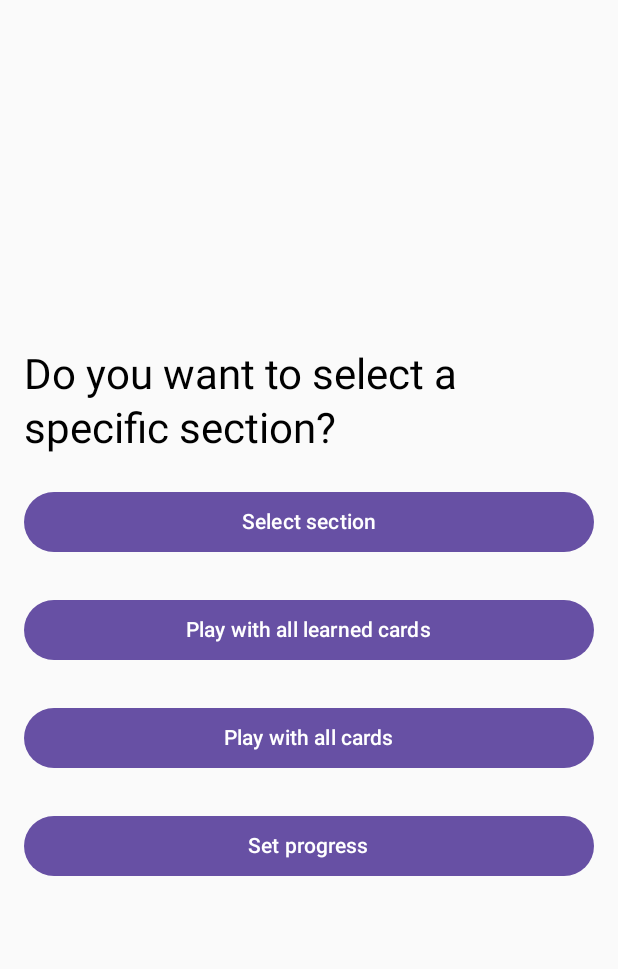
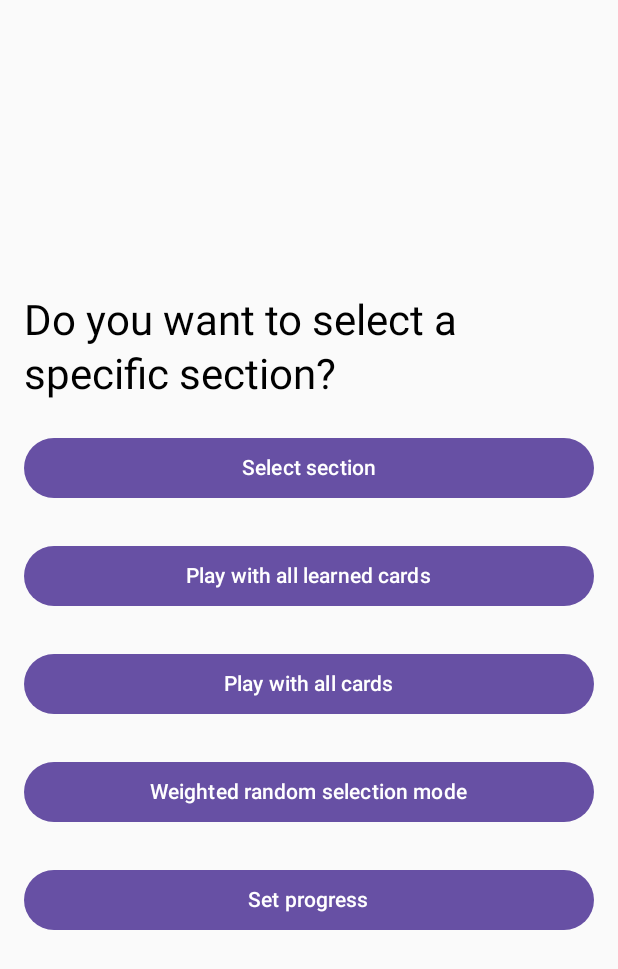
Before and after one commit to Thomas-Manzoni/Memory, an Android app built with Jetpack Compose: the screen it shows after launch (MainActivity), after a tap on "Play", on a phone screen of 412 x 824 dp. Shown: the top 969 px of the screen. Run offline under Robolectric (Android 15) with nearby library versions, the phone set to English and light mode, and no system bars; our stand-ins replace Room's generated code.

Commit message:
Fixed random pick

```diff
--- a/app/src/main/java/com/example/memory/MainActivity.kt
+++ b/app/src/main/java/com/example/memory/MainActivity.kt
@@ -7,7 +7,7 @@ import androidx.lifecycle.viewmodel.compose.viewModel
 import androidx.navigation.compose.NavHost
 import androidx.navigation.compose.composable
 import androidx.navigation.compose.rememberNavController
-import com.example.memory.ui.FlashcardScreen
+import com.example.memory.ui.FlashcardListScreen
 import com.example.memory.ui.PlayScreen
 import com.example.memory.ui.PlayOptionsMenu
 import com.example.memory.ui.UnitSelectionMenu
@@ -88,7 +88,7 @@ class MainActivity : ComponentActivity() {
                 composable("flashcard_screen/{unit}") { backStackEntry ->
                     val unitIndex = backStackEntry.arguments?.getString("unit")?.toIntOrNull() ?: 0
                     viewModelPlay.selectUnitExercise(unitIndex)
-                    FlashcardScreen(viewModelPlay)
+                    FlashcardListScreen(viewModelPlay)
                 }
             }
         }
--- a/app/src/main/java/com/example/memory/data/dao/FlashcardInsightDao.kt
+++ b/app/src/main/java/com/example/memory/data/dao/FlashcardInsightDao.kt
@@ -9,6 +9,9 @@ interface FlashcardInsightDao {
     @Insert(onConflict = OnConflictStrategy.REPLACE)
     suspend fun insertInsight(insight: FlashcardInsight)
 
+    @Insert(onConflict = OnConflictStrategy.REPLACE)
+    suspend fun insertInsights(insights: List<FlashcardInsight>)
+
     @Query("SELECT * FROM flashcard_insights WHERE flashcardId = :id")
     suspend fun getInsight(id: String): FlashcardInsight?
 
@@ -17,4 +20,25 @@ interface FlashcardInsightDao {
 
     @Update
     suspend fun updateInsight(insight: FlashcardInsight)
+
+    @Query("""
+    SELECT flashcardId,
+           mistakeWeight,
+           (randPart + mistakeWeight) AS score
+    FROM (
+        SELECT flashcardId,
+               (ABS(RANDOM()) % 1000000) / 10000.0 AS randPart,
+               (1 + lastSwipe) * 10 AS mistakeWeight
+        FROM flashcard_insights
+    )
+    ORDER BY score DESC
+    LIMIT 10
+    """)
+    suspend fun debugWeightedPicks(): List<DebugPick>
 }
+
+data class DebugPick(
+    val flashcardId: String,
+    val mistakeWeight: Double,
+    val score: Double
+)
--- a/app/src/main/java/com/example/memory/data/database/AppDatabase.kt
+++ b/app/src/main/java/com/example/memory/data/database/AppDatabase.kt
@@ -2,10 +2,25 @@ package com.example.memory.data.database
 
 import androidx.room.Database
 import androidx.room.RoomDatabase
+import androidx.room.migration.Migration
+import androidx.sqlite.db.SupportSQLiteDatabase
 import com.example.memory.data.entity.FlashcardInsight
 import com.example.memory.data.dao.FlashcardInsightDao
 
-@Database(entities = [FlashcardInsight::class], version = 2, exportSchema = false)
+@Database(entities = [FlashcardInsight::class], version = 4, exportSchema = false)
 abstract class AppDatabase : RoomDatabase() {
     abstract fun flashcardInsightDao(): FlashcardInsightDao
 }
+
+val MIGRATION_2_3 = object : Migration(2, 3) {
+    override fun migrate(db: SupportSQLiteDatabase) {
+        db.execSQL("ALTER TABLE flashcard_insights ADD COLUMN sectionIndex INTEGER NOT NULL DEFAULT -1")
+        db.execSQL("ALTER TABLE flashcard_insights ADD COLUMN unitIndex INTEGER NOT NULL DEFAULT -1")
+    }
+}
+
+val MIGRATION_3_4 = object : Migration(3, 4) {
+    override fun migrate(db: SupportSQLiteDatabase) {
+        db.execSQL("ALTER TABLE flashcard_insights ADD COLUMN lastSwipe INTEGER NOT NULL DEFAULT 0")
+    }
+}
--- a/app/src/main/java/com/example/memory/data/database/DatabaseProvider.kt
+++ b/app/src/main/java/com/example/memory/data/database/DatabaseProvider.kt
@@ -13,6 +13,8 @@ object DatabaseProvider {
                 AppDatabase::class.java,
                 "flashcard_database"
             )
+                .addMigrations(MIGRATION_2_3)
+                .addMigrations(MIGRATION_3_4)
                 .build()
             INSTANCE = instance
             instance
--- a/app/src/main/java/com/example/memory/data/entity/FlashcardInsight.kt
+++ b/app/src/main/java/com/example/memory/data/entity/FlashcardInsight.kt
@@ -9,5 +9,8 @@ data class FlashcardInsight(
     val timesReviewed: Int = 0,
     val timesCorrect: Int = 0,
     val lastReviewed: Long = 0L,
-    val description: String = "Init"
+    val description: String = "Init",
+    val sectionIndex: Int = -1,
+    val unitIndex: Int = -1,
+    val lastSwipe: Int = 0
 )
--- a/app/src/main/java/com/example/memory/development.txt
+++ b/app/src/main/java/com/example/memory/development.txt
@@ -11,3 +11,7 @@
 6) Add multiple language (and deal with memory?)
 
 7) Add audio function
+
+8) Add last swiped direction in database
+
+9) Make it a list in exercise mode X
--- a/app/src/main/java/com/example/memory/ui/StartMenuScreen.kt
+++ b/app/src/main/java/com/example/memory/ui/StartMenuScreen.kt
@@ -108,6 +108,18 @@ fun PlayOptionsMenu(viewModel: PlayCardViewModel, navController: NavController)
 
         Button(
             onClick = {
+                viewModel.randomWeightedMode = true
+                navController.navigate("play_mode")
+            },
+            modifier = Modifier.fillMaxWidth().padding(vertical = 4.dp)
+        ) {
+            Text(text = "Weighted random selection mode")
+        }
+
+        Spacer(modifier = Modifier.height(16.dp))
+
+        Button(
+            onClick = {
                 navController.navigate("progress_section_selection_play")
             },
             modifier = Modifier.fillMaxWidth().padding(vertical = 4.dp)
--- a/app/src/main/java/com/example/memory/ui/StatisticsMenuScreen.kt
+++ b/app/src/main/java/com/example/memory/ui/StatisticsMenuScreen.kt
@@ -46,8 +46,8 @@ fun StatisticsMenu(viewModel: PlayCardViewModel, navController: NavController) {
 
             Button(
                 onClick = {
-                    viewModel.resetAllFlashcardSwipes()
                     coroutineScope.launch {
+                        viewModel.resetAllFlashcardSwipes()
                         snackbarHostState.showSnackbar(
                             message = "Cards swipes reset",
                             duration = SnackbarDuration.Short
```
Also changed, not shown: app/src/main/java/com/example/memory/ui/FlashcardScreen.kt (+48 -97 lines), app/src/main/java/com/example/memory/ui/PlayModeScreen.kt (+28 -14 lines), app/src/main/java/com/example/memory/viewmodel/PlayViewModel.kt (+106 -29 lines).
